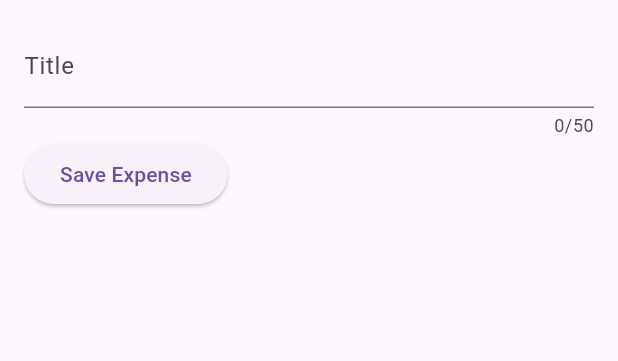
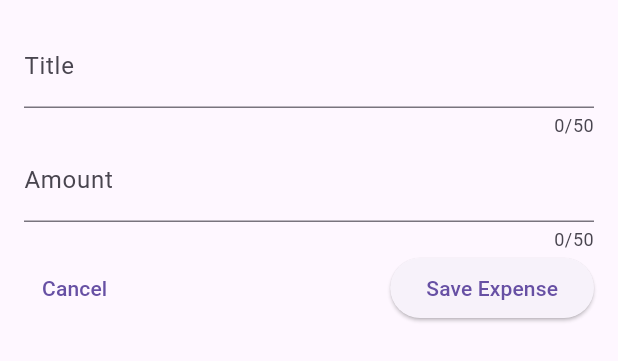
Before and after one commit to clebsonsh/expense_tracker, a Flutter app: the NewExpense widget shown alone on an empty page, opened directly, after a tap on "Save Expense", on a phone screen of 412 x 824 dp. Shown: the top 361 px of the screen. Run offline on Flutter 3.47's test engine with Material 2 defaults, Android fonts, the phone set to English and light mode, and no system bars.

Commit message:
Time to Practice: Adding a New Input

```diff
--- a/lib/widgets/new_expense.dart
+++ b/lib/widgets/new_expense.dart
@@ -13,10 +13,12 @@ class NewExpense extends StatefulWidget {
 
 class _NewExpense extends State<NewExpense> {
   final _titleController = TextEditingController();
+  final _amountController = TextEditingController();
 
   @override
   void dispose() {
     _titleController.dispose();
+    _amountController.dispose();
     super.dispose();
   }
 
@@ -31,11 +33,23 @@ class _NewExpense extends State<NewExpense> {
             decoration: const InputDecoration(labelText: 'Title'),
             maxLength: 50,
           ),
+          TextField(
+            keyboardType: TextInputType.number,
+            controller: _amountController,
+            decoration: const InputDecoration(labelText: 'Amount'),
+            maxLength: 50,
+          ),
           Row(
             children: [
+              TextButton(
+                onPressed: () {},
+                child: const Text('Cancel'),
+              ),
+              const Spacer(),
               ElevatedButton(
                 onPressed: () {
                   print(_titleController.text);
+                  print(_amountController.text);
                 },
                 child: const Text('Save Expense'),
               ),
```
